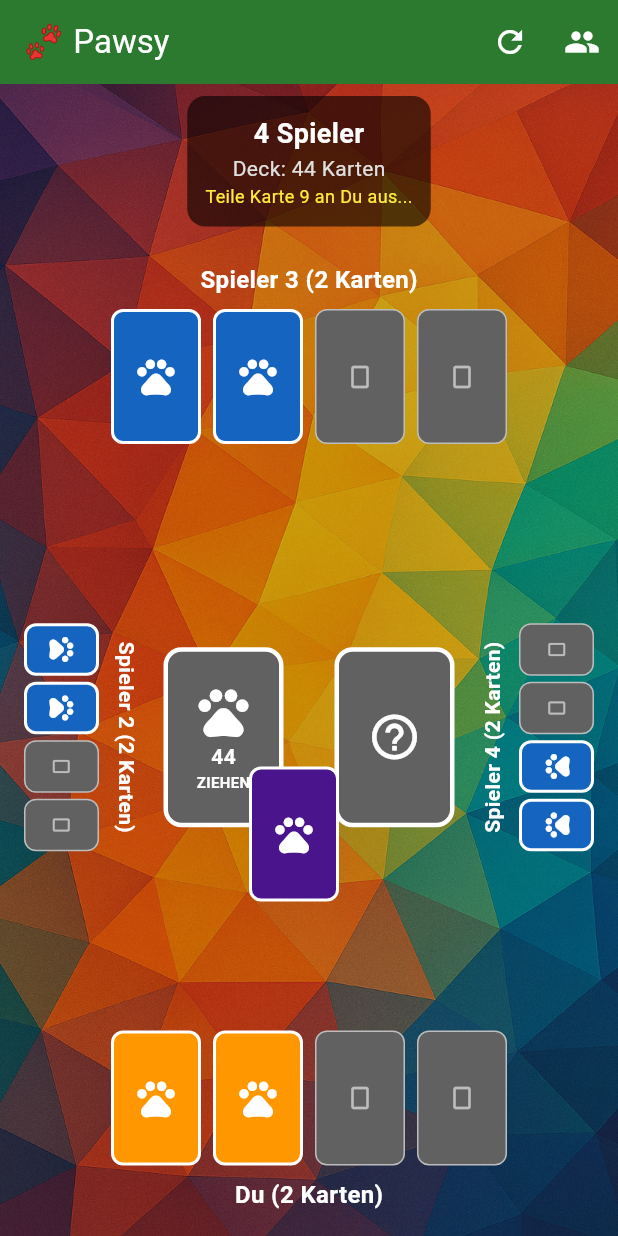
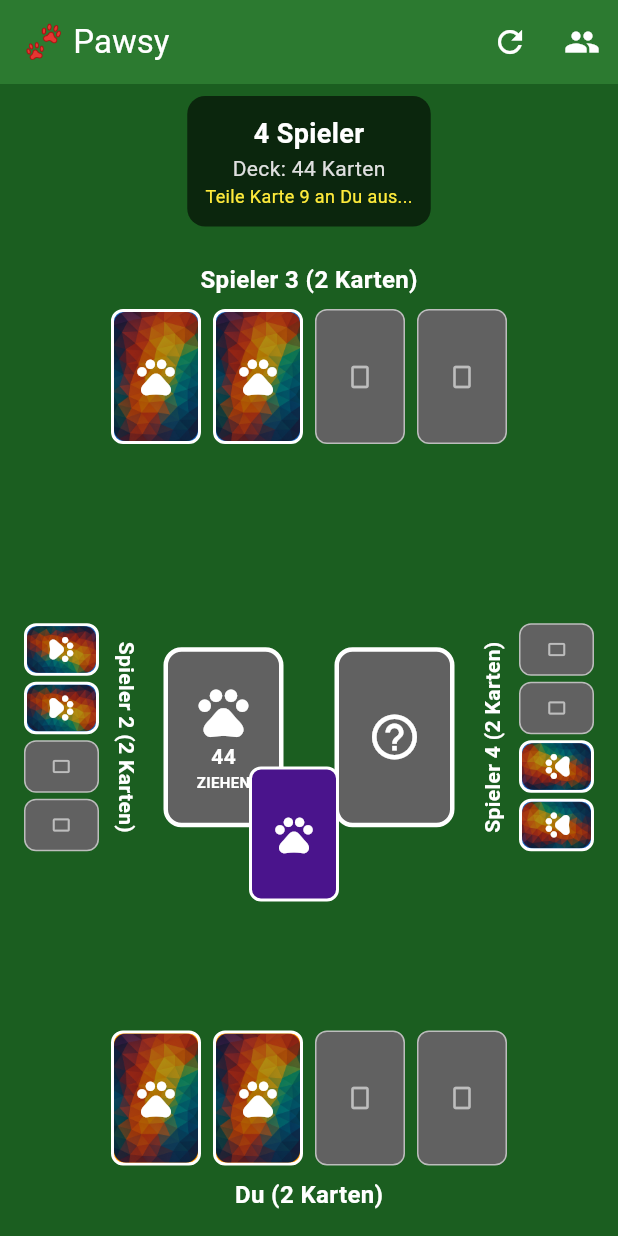
Before and after one commit to Anas2308/pawsy_game, a Flutter app: the screen it shows after launch, on a phone screen of 412 x 824 dp. Run offline on Flutter 3.47's test engine with Material 3 defaults, Android fonts, the light colour scheme and no system bars.

Commit message:
Hintergrund eingestellt - fehlt noch Pawsy button - lässt sich nicht drücken

```diff
--- a/lib/screens/game_screen.dart
+++ b/lib/screens/game_screen.dart
@@ -182,16 +182,7 @@ class _GameScreenState extends State<GameScreen> with TickerProviderStateMixin {
           ),
         ],
       ),
-      body: Container(
-        decoration: const BoxDecoration(
-          image: DecorationImage(
-            image: AssetImage('assets/images/starter.png'),
-            fit: BoxFit.cover,
-          ),
-        ),
-        child: Container(
-          decoration: BoxDecoration(color: Colors.black.withValues(alpha: 0.2)),
-          child: Consumer<GameController>(
+      body: Consumer<GameController>(
         builder: (context, gameController, child) {
           final gameState = gameController.gameState;
 
@@ -209,8 +200,6 @@ class _GameScreenState extends State<GameScreen> with TickerProviderStateMixin {
             ],
           );
         },
-          ),
-        ),
       ),
     );
   }
--- a/lib/widgets/player_area.dart
+++ b/lib/widgets/player_area.dart
@@ -8,17 +8,17 @@ class PlayerArea extends StatelessWidget {
   final Player player;
   final bool isCompact;
   final bool showDrawnCard;
-  final bool isLookingAtCards; // Neue Property
+  final bool isLookingAtCards;
   final Function(int)? onCardTap;
 
   const PlayerArea({
-    Key? key,
+    super.key,
     required this.player,
     this.isCompact = false,
     this.showDrawnCard = false,
-    this.isLookingAtCards = false, // Neue Property
+    this.isLookingAtCards = false,
     this.onCardTap,
-  }) : super(key: key);
+  });
 
   @override
   Widget build(BuildContext context) {
@@ -27,7 +27,6 @@ class PlayerArea extends StatelessWidget {
       child: Column(
         mainAxisSize: MainAxisSize.min,
         children: [
-          // Spielername (oben, außer bei Human Player)
           if (!player.isHuman)
             Text(
               '${player.name} (${player.cards.length} Karten)',
@@ -37,20 +36,14 @@ class PlayerArea extends StatelessWidget {
                 fontWeight: FontWeight.bold,
               ),
             ),
-
           const SizedBox(height: 8),
-
-          // Karten
           Row(
             mainAxisAlignment: MainAxisAlignment.center,
             children: List.generate(4, (index) {
               return _buildCard(index);
             }),
           ),
-
           const SizedBox(height: 8),
-
-          // Spielername (unten, nur bei Human Player)
           if (player.isHuman)
             Text(
               '${player.name} (${player.cards.length} Karten)',
@@ -73,10 +66,8 @@ class PlayerArea extends StatelessWidget {
     return GestureDetector(
       onTap: () {
         if (isLookingAtCards && player.isHuman && hasCard && !card!.isVisible) {
-          // Beim Start: Karte anschauen
           onCardTap?.call(index);
         } else if (isPlayerCard && showDrawnCard) {
-          // Im Spiel: Karte tauschen
           onCardTap?.call(index);
         }
       },
@@ -106,7 +97,7 @@ class PlayerArea extends StatelessWidget {
 
     if (player.isHuman) {
       if (isLookingAtCards && hasCard && !card!.isVisible) {
-        return AppColors.interactiveCard; // Gelb für "anklickbar"
+        return AppColors.interactiveCard;
       }
       if (isPlayerCard && showDrawnCard) {
         return AppColors.interactiveCard;
@@ -118,8 +109,9 @@ class PlayerArea extends StatelessWidget {
   }
 
   Color _getCardBorderColor(bool hasCard, bool isPlayerCard) {
-    if (isLookingAtCards && player.isHuman && hasCard)
+    if (isLookingAtCards && player.isHuman && hasCard) {
       return AppColors.selectedCard;
+    }
     if (isPlayerCard && showDrawnCard) return AppColors.selectedCard;
     return hasCard ? AppColors.textPrimary : AppColors.border;
   }
@@ -140,7 +132,6 @@ class PlayerArea extends StatelessWidget {
     }
 
     if (player.isHuman && card?.isVisible == true) {
-      // Zeige Kartenwert für sichtbare Spielerkarten
       return Text(
         '${card!.value}',
         style: TextStyle(
@@ -151,11 +142,28 @@ class PlayerArea extends StatelessWidget {
       );
     }
 
-    // Zeige Kartenrücken
-    return Icon(
-      Icons.pets,
-      color: AppColors.textPrimary,
-      size: isCompact ? 20 : 30,
+    // Zeige Kartenrücken mit Hintergrundbild
+    return Container(
+      decoration: const BoxDecoration(
+        image: DecorationImage(
+          image: AssetImage('assets/images/starter.png'),
+          fit: BoxFit.cover,
+        ),
+        borderRadius: BorderRadius.all(Radius.circular(8)),
+      ),
+      child: Container(
+        decoration: BoxDecoration(
+          color: Colors.black.withOpacity(0.3),
+          borderRadius: const BorderRadius.all(Radius.circular(8)),
+        ),
+        child: Center(
+          child: Icon(
+            Icons.pets,
+            color: AppColors.textPrimary,
+            size: isCompact ? 20 : 30,
+          ),
+        ),
+      ),
     );
   }
 }
```
Lines whose indentation alone changed are shown as unchanged.
